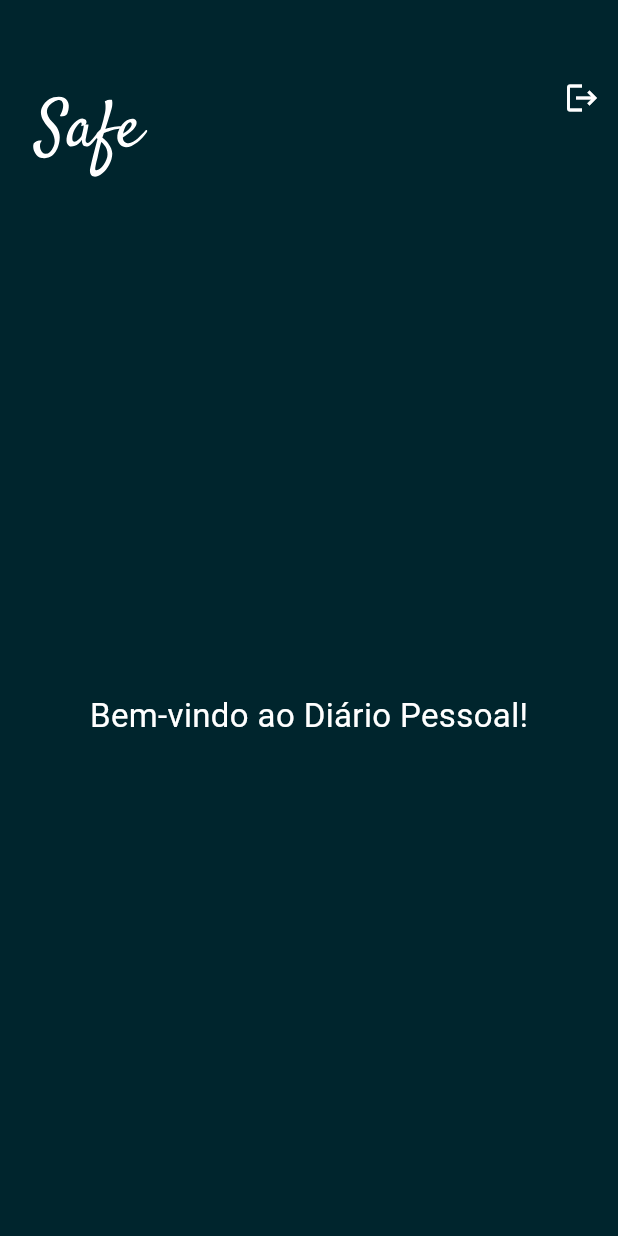
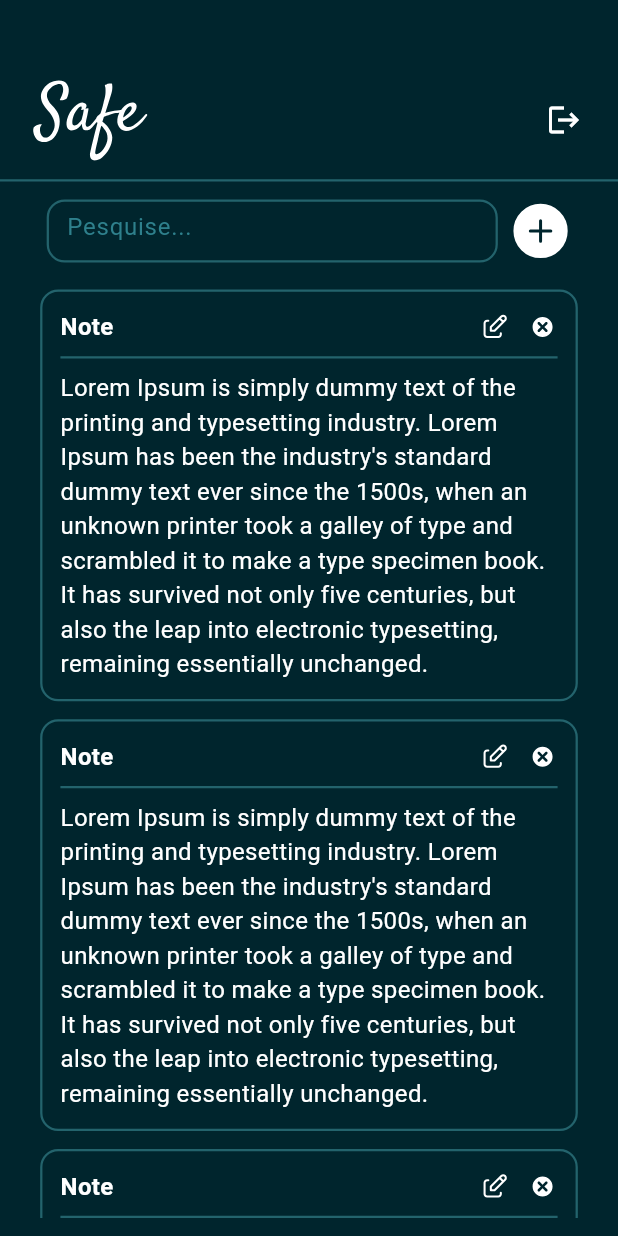
Before and after one commit to gabrielam0ura/safe, a Flutter app: the Home screen opened directly, on a phone screen of 412 x 824 dp. Run offline on Flutter 3.47's test engine with Material 3 defaults, Android fonts, the phone set to English and light mode, and no system bars; our stand-ins replace flutter_svg.

Commit message:
feat: tela de anotações

```diff
--- a/lib/home.dart
+++ b/lib/home.dart
@@ -1,37 +1,163 @@
 import 'package:flutter/material.dart';
+import 'package:flutter_svg/flutter_svg.dart';
+import 'login.dart';
 import 'styles.dart';
-import 'login.dart';
 import 'widgets/safe_logo.dart';
 
 class Home extends StatelessWidget {
+  const Home({super.key});
+
   @override
   Widget build(BuildContext context) {
     return Scaffold(
       backgroundColor: backgroundColor,
-      appBar: AppBar(
-        backgroundColor: backgroundColor,
-        titleSpacing: 0,
-        toolbarHeight: 130,
-        title: const Padding(
-          padding: EdgeInsets.only(left: 21, top: 51),
-          child: SafeLogo(),
+      body: Column(
+        children: [
+          PreferredSize(
+            preferredSize: const Size.fromHeight(121),
+            child: Container(
+              height: 121,
+              decoration: const BoxDecoration(
+                color: backgroundColor,
+                border: Border(
+                  bottom: BorderSide(color: Color(0xFF23636C), width: 1.5),
                 ),
-        actions: [
+              ),
+              padding: const EdgeInsets.only(left: 21, top: 40, right: 12),
+              child: Row(
+                mainAxisAlignment: MainAxisAlignment.spaceBetween,
+                children: [
+                  const SafeLogo(),
                   IconButton(
                     icon: const Icon(Icons.logout, color: Colors.white),
                     onPressed: () {
                       Navigator.pushReplacement(
                         context,
-                MaterialPageRoute(builder: (_) => Login()),
+                        MaterialPageRoute(builder: (_) => const Login()),
                       );
                     },
                   ),
                 ],
               ),
-      body: const Center(
-        child: Text(
-          'Bem-vindo ao Diário Pessoal!',
-          style: TextStyle(fontSize: 22, color: Colors.white),
+            ),
+          ),
+
+          Expanded(
+            child: Padding(
+              padding: const EdgeInsets.all(12),
+              child: Column(
+                children: [
+                  Row(
+                    mainAxisAlignment: MainAxisAlignment.center,
+                    children: [
+                      Container(
+                        width: MediaQuery.of(context).size.width * 0.73,
+                        height: 42,
+                        padding: const EdgeInsets.symmetric(horizontal: 12),
+                        decoration: BoxDecoration(
+                          color: backgroundColor,
+                          border: Border.all(color: const Color(0xFF23636C), width: 1.5),
+                          borderRadius: BorderRadius.circular(12),
+                        ),
+                        child: const TextField(
+                          style: TextStyle(color: Color(0xFF2E808C)),
+                          decoration: InputDecoration(
+                            hintText: 'Pesquise...',
+                            hintStyle: TextStyle(color: Color(0xFF2E808C)),
+                            border: InputBorder.none,
+                            isCollapsed: true,
+                            contentPadding: EdgeInsets.symmetric(vertical: 10),
+                          ),
+                        ),
+                      ),
+                      const SizedBox(width: 8),
+                      InkWell(
+                        onTap: () {},
+                        child: SvgPicture.asset('assets/add.svg', width: 41, height: 41),
+                      ),
+                    ],
+                  ),
+
+                  const SizedBox(height: 12),
+
+                  Expanded(
+                    child: ListView(
+                      children: const [
+                        Align(alignment: Alignment.center, child: NoteCard()),
+                        Align(alignment: Alignment.center, child: NoteCard()),
+                        Align(alignment: Alignment.center, child: NoteCard()),
+                      ],
+                    ),
+                  ),
+                ],
+              ),
+            ),
+          ),
+        ],
+      ),
+    );
+  }
+}
+
+class NoteCard extends StatelessWidget {
+  final String text;
+
+  const NoteCard({
+    super.key,
+    this.text = 'Lorem Ipsum is simply dummy text of the printing and typesetting industry. '
+        'Lorem Ipsum has been the industry\'s standard dummy text ever since the 1500s, '
+        'when an unknown printer took a galley of type and scrambled it to make a type specimen book. '
+        'It has survived not only five centuries, but also the leap into electronic typesetting, '
+        'remaining essentially unchanged.',
+  });
+
+  @override
+  Widget build(BuildContext context) {
+    return Center(
+      child: Container(
+        width: MediaQuery.of(context).size.width * 0.87,
+        margin: const EdgeInsets.symmetric(vertical: 6),
+        padding: const EdgeInsets.all(12),
+        decoration: BoxDecoration(
+          color: backgroundColor,
+          border: Border.all(color: const Color(0xFF23636C), width: 1.5),
+          borderRadius: BorderRadius.circular(12),
+        ),
+        child: Column(
+          crossAxisAlignment: CrossAxisAlignment.start,
+          children: [
+            Row(
+              mainAxisAlignment: MainAxisAlignment.spaceBetween,
+              children: [
+                Text(
+                  'Note',
+                  style: const TextStyle(
+                    color: Colors.white,
+                    fontWeight: FontWeight.bold,
+                    fontSize: 16,
+                  ),
+                ),
+                Row(
+                  children: [
+                    SvgPicture.asset('assets/edit.svg', width: 20, height: 20),
+                    const SizedBox(width: 12),
+                    SvgPicture.asset('assets/delete.svg', width: 20, height: 20),
+                  ],
+                ),
+              ],
+            ),
+            const SizedBox(height: 8),
+            Container(
+              height: 1.5,
+              width: double.infinity,
+              color: const Color(0xFF23636C),
+            ),
+            const SizedBox(height: 8),
+            Text(
+              text,
+              style: const TextStyle(color: Colors.white, fontSize: 16),
+            ),
+          ],
         ),
       ),
     );
--- a/lib/login.dart
+++ b/lib/login.dart
@@ -5,6 +5,8 @@ import 'widgets/safe_logo.dart';
 import 'utils/notifier.dart';
 
 class Login extends StatefulWidget {
+  const Login({super.key});
+
   @override
   _LoginState createState() => _LoginState();
 }
--- a/lib/main.dart
+++ b/lib/main.dart
@@ -1,5 +1,5 @@
 import 'package:flutter/material.dart';
-import 'login.dart';
+import 'home.dart';
 import 'styles.dart';
 
 void main() {
@@ -18,7 +18,8 @@ class MyApp extends StatelessWidget {
         scaffoldBackgroundColor: backgroundColor,
         useMaterial3: true,
       ),
-      home: Login(),
+      home: Home(),
+      debugShowCheckedModeBanner: false,
     );
   }
 }
--- a/lib/widgets/safe_app_bar.dart
+++ b/lib/widgets/safe_app_bar.dart
@@ -3,7 +3,7 @@ import '../styles.dart';
 import 'safe_logo.dart';
 
 class SafeAppBar extends StatelessWidget implements PreferredSizeWidget {
-  const SafeAppBar({Key? key}) : super(key: key);
+  const SafeAppBar({super.key});
 
   @override
   Size get preferredSize => const Size.fromHeight(121);
--- a/pubspec.yaml
+++ b/pubspec.yaml
@@ -23,3 +23,6 @@ flutter:
 
   assets:
     - assets/Safe.svg
+    - assets/add.svg
+    - assets/delete.svg
+    - assets/edit.svg
```
Also changed, not shown: assets/add.svg (added), assets/delete.svg (added), assets/edit.svg (added). Lines whose indentation alone changed are shown as unchanged.
